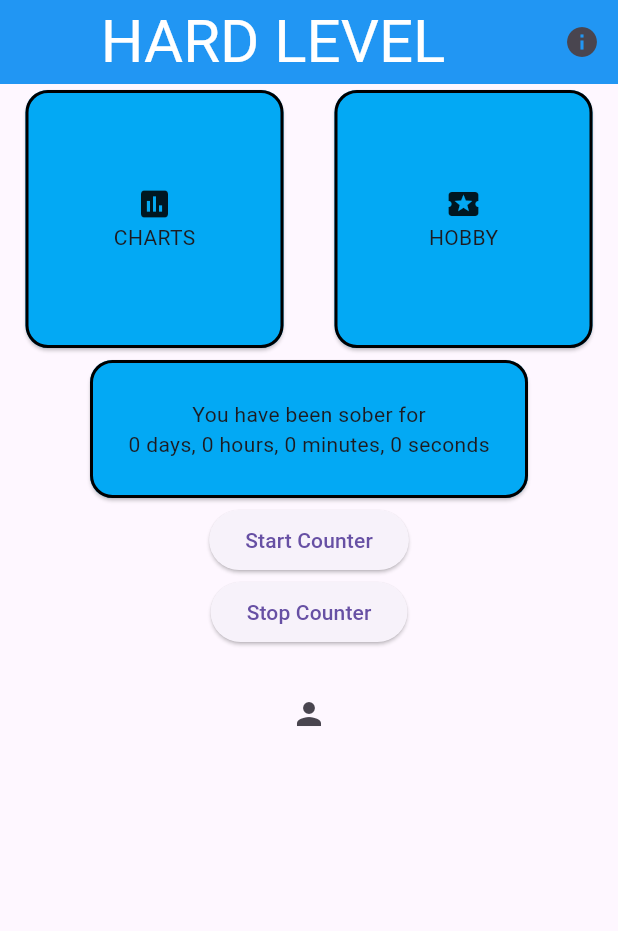
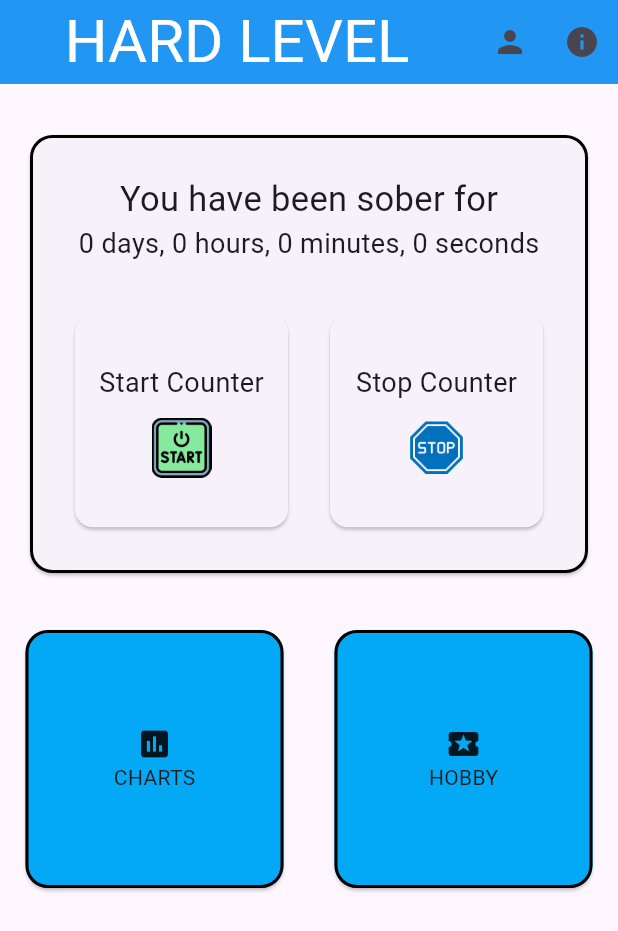
Before and after one commit to paololaudicina/Nameless, a Flutter app: the HomeHardPage screen opened directly, on a phone screen of 412 x 824 dp. Shown: the top 931 px of the screen. Run offline on Flutter 3.47's test engine with Material 3 defaults, Android fonts, the phone set to English and light mode, and no system bars; our stand-ins replace jwt_decoder, lottie, shared_preferences, syncfusion_flutter_charts, table_calendar; accounts and stored records are empty.

Commit message:
changes about UI and update of homeProvider (no setLevel, setPersonalData, setScore)

```diff
--- a/lib/screens/chartPage.dart
+++ b/lib/screens/chartPage.dart
@@ -31,6 +31,7 @@ class _ChartPageState extends State<ChartPage> {
             children: [
               const SizedBox(width: 25,),
               IconButton(onPressed: () {Provider.of<HomeProvider>(context,listen: false).subtractDate();}, icon: const Icon(Icons.navigate_before,size:30)),
+
               const SizedBox(width: 80,),
                Text(DateFormat('yyyy-MM-dd').format(Provider.of<HomeProvider>(context).showDate),style: const TextStyle(fontSize: 20),),
               const SizedBox(width: 80,),
--- a/lib/screens/homeHardPage.dart
+++ b/lib/screens/homeHardPage.dart
@@ -1,3 +1,4 @@
+import 'package:Nameless/screens/activity.dart';
 import 'package:Nameless/screens/chartPage.dart';
 import 'package:flutter/material.dart';
 import 'package:Nameless/models/info.dart';
@@ -31,7 +32,15 @@ class _HomeHardPageState extends State<HomeHardPage> {
           actions: [
              IconButton(
                   onPressed: () {
-                  hardLevelExplanation(context);
+                    Navigator.push(
+                        context,
+                        MaterialPageRoute(
+                            builder: (context) => const ProfilePage()));
+                  },
+                  icon: const Icon(Icons.person)),
+            IconButton(
+                onPressed: () {
+                  levelExplanation(context);
                 },
                 icon: const Icon(Icons.info))
           ],
@@ -40,6 +49,83 @@ class _HomeHardPageState extends State<HomeHardPage> {
           child: Column(
             mainAxisAlignment: MainAxisAlignment.start,
             children: [
+              SizedBox(height: 30),
+                         Row(
+                mainAxisAlignment: MainAxisAlignment.center,
+                children: [
+                  SizedBox(
+                    width: 380,
+                    height: 300,
+
+                    child: Card(
+                     // color: Colors.white,
+
+                      shape: RoundedRectangleBorder(
+                        borderRadius: BorderRadius.circular(
+                            15.0), // Imposta il raggio degli angoli del bordo
+                        side: const BorderSide(
+                            color: Colors.black,
+                            width:
+                                2.0), // Imposta il colore e lo spessore del bordo
+                      ),
+
+                      child: Column(
+                          mainAxisAlignment: MainAxisAlignment.center,
+                          children: [
+                            Text('You have been sober for', style: TextStyle(fontSize: 23),),
+                            Consumer<HomeProvider>(
+                                builder: (context, data, child) {
+                              return Text(data.counterText, style: TextStyle(fontSize: 18),);
+                            }),
+                            SizedBox(height: 30),
+                                    Row(
+                mainAxisAlignment: MainAxisAlignment.center,
+                children: [
+              SizedBox(
+                      height: 150,
+                      width: 150,
+                      child: InkWell(
+                        onTap: startCounter,
+                        child: Card(
+                          child:Column(
+                            mainAxisAlignment: MainAxisAlignment.center,
+                            crossAxisAlignment: CrossAxisAlignment.center,
+                            children: [
+                              Text('Start Counter',style: TextStyle(fontSize: 18),),
+                              SizedBox(height: 10),
+                              Image.asset('images/start.png',height: 40,width: 40,),
+                            ],
+                          ),
+                        ),
+                      ),
+                    ),
+                  SizedBox(width: 20),
+                SizedBox(
+                      height: 150,
+                      width: 150,
+                      child: InkWell(
+                        onTap: stopCounter,
+                        child: Card(
+                          child:Column(
+                            mainAxisAlignment: MainAxisAlignment.center,
+                            crossAxisAlignment: CrossAxisAlignment.center,
+                            children: [
+                              Text('Stop Counter',style: TextStyle(fontSize: 18),),
+                              SizedBox(height: 10),
+                              Image.asset('images/stop.png',height: 40,width: 40,),
+                            ],
+                          ),
+                        ),
+                      ),
+                    ),
+                ]
+              ),
+                          ]),
+                    ),
+                  ),
+                ],
+              ),
+              SizedBox(height: 30),
               Row(
                 mainAxisAlignment: MainAxisAlignment.spaceAround,
                 children: [
@@ -68,6 +154,13 @@ class _HomeHardPageState extends State<HomeHardPage> {
                   SizedBox(
                     width: 180,
                     height: 180,
+                    child: InkWell(
+                      onTap: () {
+                    Navigator.push(
+                        context,
+                        MaterialPageRoute(
+                            builder: (context) => const Activity()));
+                      },
                       child: Card(
                         color: Colors.lightBlue,
                         shape: RoundedRectangleBorder(
@@ -84,57 +177,9 @@ class _HomeHardPageState extends State<HomeHardPage> {
                         ),
                       ),
                     ),
-                ],
-              ),
-              Row(
-                mainAxisAlignment: MainAxisAlignment.center,
-                children: [
-                  SizedBox(
-                    width: 300,
-                    height: 100,
-
-                    child: Card(
-                      color: Colors.lightBlue,
-
-                      shape: RoundedRectangleBorder(
-                        borderRadius: BorderRadius.circular(
-                            15.0), // Imposta il raggio degli angoli del bordo
-                        side: const BorderSide(
-                            color: Colors.black,
-                            width:
-                                2.0), // Imposta il colore e lo spessore del bordo
-                      ),
-
-                      child: Column(
-                          mainAxisAlignment: MainAxisAlignment.center,
-                          children: [
-                            Text('You have been sober for'),
-                            Consumer<HomeProvider>(
-                                builder: (context, data, child) {
-                              return Text(data.counterText);
-                            }),
-                          ]),
-                    ),
                   ),
                 ],
               ),
-              ElevatedButton(
-                  onPressed: startCounter, child: Text('Start Counter')),
-              ElevatedButton(
-                  onPressed: stopCounter, child: Text('Stop Counter')),
-
-
-              const SizedBox(
-                height: 20,
-              ),
-              IconButton(
-                  onPressed: () {
-                    Navigator.push(
-                        context,
-                        MaterialPageRoute(
-                            builder: (context) => const ProfilePage()));
-                  },
-                  icon: const Icon(Icons.person))
             ],
           ),
         ),
--- a/lib/screens/homeSoftPage.dart
+++ b/lib/screens/homeSoftPage.dart
@@ -32,7 +32,7 @@ class _HomeSoftPage extends State<HomeSoftPage> {
           actions: [
             IconButton(
                 onPressed: () {
-                  softLevelExplanation(context);
+                  levelExplanation(context);
                 },
                 icon: const Icon(Icons.info))
           ],
--- a/lib/screens/personalData.dart
+++ b/lib/screens/personalData.dart
@@ -142,9 +142,7 @@ class _PersonalDataState extends State<PersonalData> {
                                 'weight', int.parse(weightController.text));
                             sp.setString('sex', _selectedSex!);
                             Provider.of<HomeProvider>(context, listen: false)
-                                .setPersonaData(
-                              true,
-                            );
+                                .initPreferences();
 
                             int levelChoice = Provider.of<HomeProvider>(context,
                                     listen: false)
--- a/lib/screens/questionnaire.dart
+++ b/lib/screens/questionnaire.dart
@@ -16,7 +16,7 @@ class Questionnaire extends StatefulWidget {
 }
 
 class _QuestionnaireState extends State<Questionnaire> {
-  final _quiz = Quiz();
+  final Quiz _quiz = Quiz();
   Map<int, int?> _selectedIndexMap = {};
   List<bool> answer = [false, false, false];
   int score = 0;
@@ -201,7 +201,7 @@ class _QuestionnaireState extends State<Questionnaire> {
                   } else {
                     final sp = await SharedPreferences.getInstance();
 
-                    Provider.of<HomeProvider>(context, listen: false).setScore(score);
+                    Provider.of<HomeProvider>(context, listen: false).initPreferences();
 
                     if (levelChoice != 0) {
                       if (personalData) {
```
Also changed, not shown: lib/models/info.dart (+27 -46 lines), lib/provider/homeProvider.dart (+2 -24 lines), lib/screens/activity.dart (+10 -91 lines), lib/screens/advice.dart (+5 -9 lines), lib/screens/profilePage.dart (+9 -5 lines), lib/screens/splash.dart (+1 -18 lines), images/box_1.png (added), images/start.png (added), images/stop.png (added). Lines whose indentation alone changed are shown as unchanged.
